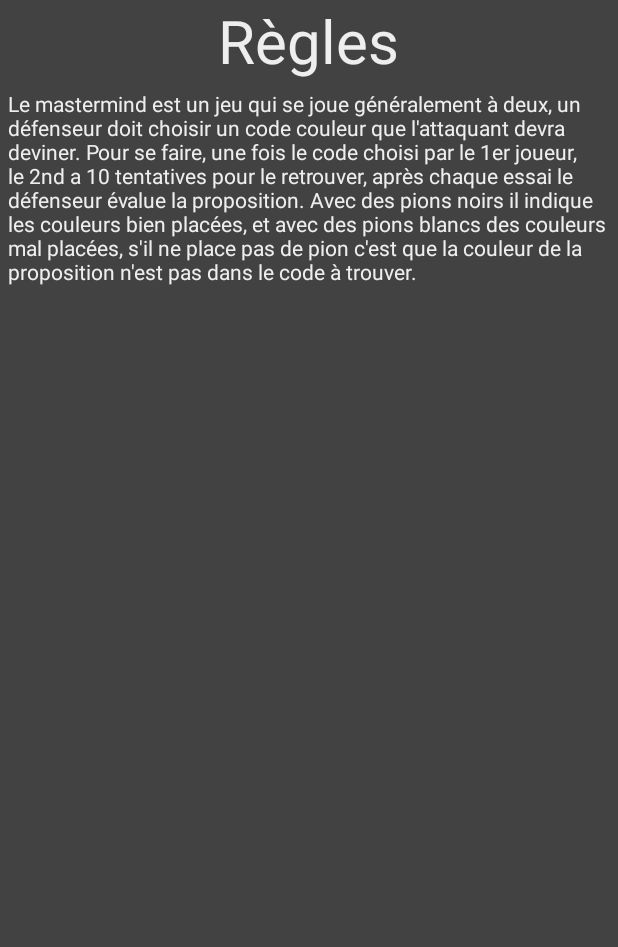
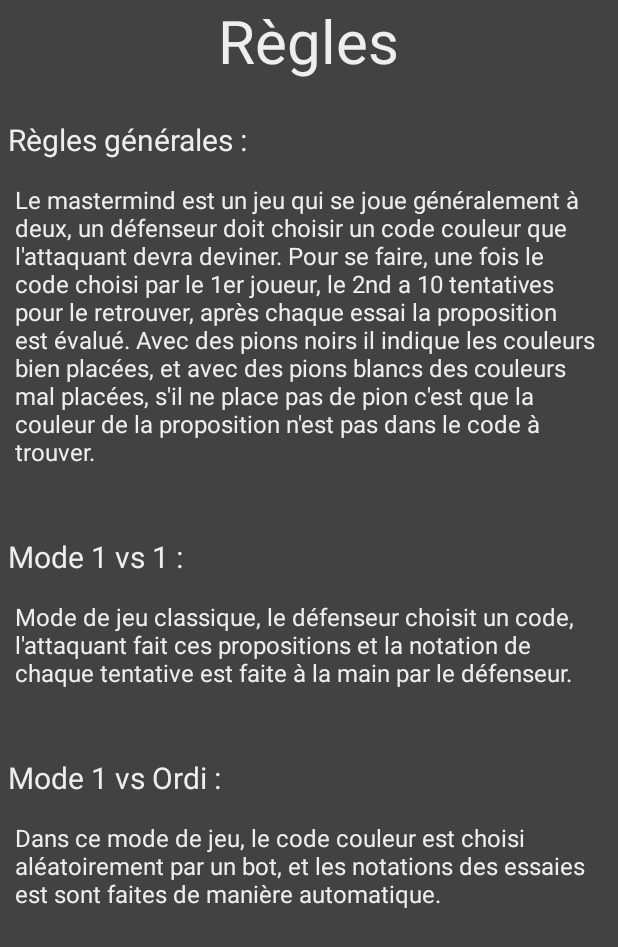
Before and after one commit to Korayou/Mastermind, an Android app: the RulesActivity screen opened directly, with no data from a screen before it, on a phone screen of 412 x 824 dp. Shown: the top 947 px of the screen. Run offline under Robolectric (Android 15) with nearby library versions, the phone set to English and light mode, and no system bars.

Commit message:
Page regles

```diff
--- a/app/src/main/res/layout/activity_rules.xml
+++ b/app/src/main/res/layout/activity_rules.xml
@@ -1,27 +1,70 @@
 <?xml version="1.0" encoding="utf-8"?>
-<RelativeLayout xmlns:android="http://schemas.android.com/apk/res/android"
+<LinearLayout xmlns:android="http://schemas.android.com/apk/res/android"
     android:layout_width="match_parent"
     android:layout_height="match_parent"
-    android:background="@color/cardview_dark_background">
+    android:background="@color/cardview_dark_background"
+    android:orientation="vertical">
 
     <TextView
         android:id="@+id/title"
         android:layout_width="wrap_content"
         android:layout_height="wrap_content"
-        android:layout_centerHorizontal="true"
-        android:autoSizeMaxTextSize="100dp"
-        android:autoSizeMinTextSize="10dp"
+        android:layout_gravity="center"
         android:text="@string/title_rules_activity"
         android:textColor="#eee"
-        android:textSize="40dp"/>
+        android:textSize="40dp" />
 
     <TextView
-        android:layout_below="@+id/title"
+        android:id="@+id/title_gen"
         android:layout_width="wrap_content"
         android:layout_height="wrap_content"
+        android:layout_marginTop="20dp"
+        android:padding="5dp"
+        android:text="@string/title_gen_rules"
+        android:textColor="#eee"
+        android:textSize="20dp"/>
+    <TextView
+        android:id="@+id/gen"
+        android:layout_width="wrap_content"
+        android:layout_height="wrap_content"
+        android:padding="10dp"
         android:text="@string/general_rules"
         android:textColor="#eee"
-        android:padding="5dp"/>
+        android:textSize="16dp"/>
 
+    <TextView
+        android:id="@+id/title_hot"
+        android:layout_width="wrap_content"
+        android:layout_height="wrap_content"
+        android:layout_marginTop="30dp"
+        android:padding="5dp"
+        android:text="@string/title_hotseat"
+        android:textColor="#eee"
+        android:textSize="20dp"/>
+    <TextView
+        android:id="@+id/hot"
+        android:layout_width="wrap_content"
+        android:layout_height="wrap_content"
+        android:padding="10dp"
+        android:text="@string/rules_hotseat"
+        android:textColor="#eee"
+        android:textSize="16dp"/>
 
-</RelativeLayout>
+    <TextView
+        android:id="@+id/title_bot"
+        android:layout_width="wrap_content"
+        android:layout_height="wrap_content"
+        android:layout_marginTop="30dp"
+        android:padding="5dp"
+        android:text="@string/title_bot"
+        android:textColor="#eee"
+        android:textSize="20dp"/>
+    <TextView
+        android:id="@+id/bot"
+        android:layout_width="wrap_content"
+        android:layout_height="wrap_content"
+        android:padding="10dp"
+        android:text="@string/rules_bot"
+        android:textColor="#eee"
+        android:textSize="16dp"/>
+</LinearLayout>
--- a/app/src/main/res/values/strings.xml
+++ b/app/src/main/res/values/strings.xml
@@ -11,11 +11,14 @@
     <string name="summary">Cette fonctionnalité augmente la difficulté du jeu pour l\'attaquant</string>
 
     <!-- Rules -->
+    <string name="title_gen_rules">Règles générales :</string>
     <string name="general_rules">Le mastermind est un jeu qui se joue généralement à deux, un défenseur doit choisir un code couleur que l\'attaquant devra deviner.
-    Pour se faire, une fois le code choisi par le 1er joueur, le 2nd a 10 tentatives pour le retrouver, après chaque essai le défenseur évalue la proposition.
+    Pour se faire, une fois le code choisi par le 1er joueur, le 2nd a 10 tentatives pour le retrouver, après chaque essai la proposition est évalué.
     Avec des pions noirs il indique les couleurs bien placées, et avec des pions blancs des couleurs mal placées, s\'il ne place pas de pion c\'est que la couleur
         de la proposition n\'est pas dans le code à trouver.</string>
-    <string name="rules_hotseat"></string>
-    <string name="rules_bot"></string>
+    <string name="title_hotseat">Mode 1 vs 1 :</string>
+    <string name="rules_hotseat">Mode de jeu classique, le défenseur choisit un code, l\'attaquant fait ces propositions et la notation de chaque tentative est faite à la main par le défenseur.</string>
+    <string name="title_bot">Mode 1 vs Ordi :</string>
+    <string name="rules_bot">Dans ce mode de jeu, le code couleur est choisi aléatoirement par un bot, et les notations des essaies est sont faites de manière automatique.</string>
 
 </resources>
```
